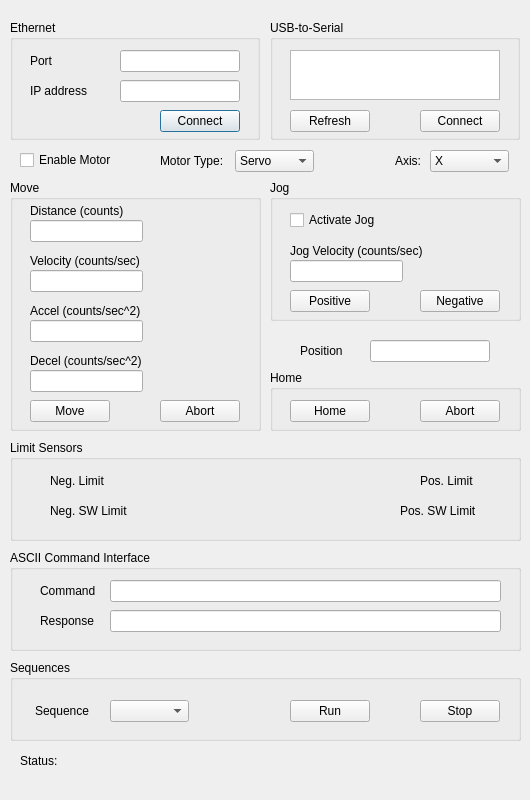
This is MotionClient.ui in bobe-kui/MotionClient as Qt 5 draws it before an edit. The edited form follows.
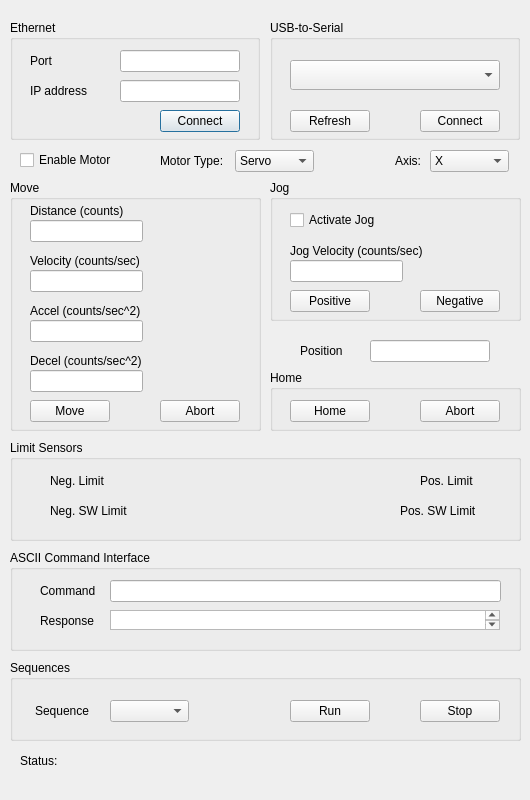
This is the edited form.

Commit message: Mod com ports function...

What changed in the file:
```diff
--- a/MotionClient.ui
+++ b/MotionClient.ui
@@ -138,13 +138,13 @@
      <string>Connect</string>
     </property>
    </widget>
-   <widget class="QListWidget" name="ListWidget_ComPort">
+   <widget class="QComboBox" name="serialPortInfoListBox">
     <property name="geometry">
      <rect>
       <x>20</x>
-      <y>30</y>
+      <y>40</y>
       <width>210</width>
-      <height>50</height>
+      <height>30</height>
      </rect>
     </property>
    </widget>
@@ -623,13 +623,13 @@
      </rect>
     </property>
    </widget>
-   <widget class="QLineEdit" name="lineEdit_10">
+   <widget class="QTextEdit" name="textEdit">
     <property name="geometry">
      <rect>
       <x>100</x>
       <y>60</y>
-      <width>391</width>
-      <height>22</height>
+      <width>390</width>
+      <height>20</height>
      </rect>
     </property>
    </widget>
```
Left out of the diff: 6 changed lines with no effect on the pictures. The commit also changes 6 other files.
